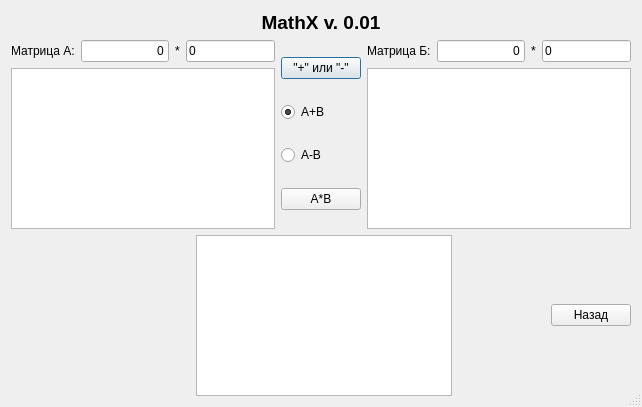
Kanst/MathXv, file matr.ui: the form before one commit.
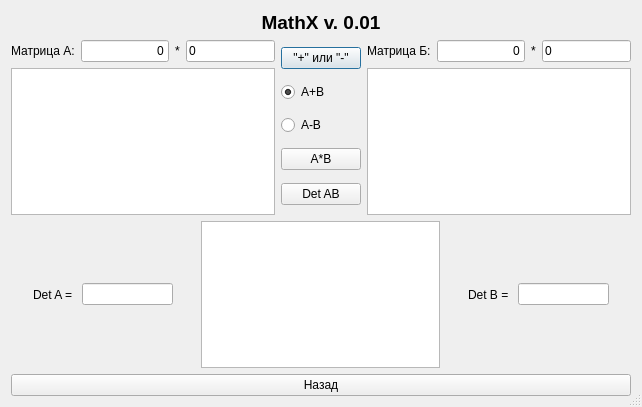
The form after the commit.

Patch:
```diff
--- a/matr.ui
+++ b/matr.ui
@@ -118,6 +118,13 @@
              </property>
             </widget>
            </item>
+           <item>
+            <widget class="QPushButton" name="pushButton">
+             <property name="text">
+              <string>Det AB</string>
+             </property>
+            </widget>
+           </item>
           </layout>
          </item>
          <item>
@@ -182,7 +189,17 @@
         </spacer>
        </item>
        <item>
-        <spacer name="horizontalSpacer_3">
+        <widget class="QLabel" name="label_6">
+         <property name="text">
+          <string>Det A = </string>
+         </property>
+        </widget>
+       </item>
+       <item>
+        <widget class="QLineEdit" name="lineEdit_5"/>
+       </item>
+       <item>
+        <spacer name="horizontalSpacer_2">
          <property name="orientation">
           <enum>Qt::Horizontal</enum>
          </property>
@@ -205,7 +222,7 @@
         </widget>
        </item>
        <item>
-        <spacer name="horizontalSpacer_2">
+        <spacer name="horizontalSpacer_3">
          <property name="orientation">
           <enum>Qt::Horizontal</enum>
          </property>
@@ -218,16 +235,39 @@
         </spacer>
        </item>
        <item>
-        <widget class="QPushButton" name="pushButton_2">
+        <widget class="QLabel" name="label_7">
          <property name="text">
-          <string>Назад</string>
+          <string>Det B = </string>
          </property>
         </widget>
        </item>
+       <item>
+        <widget class="QLineEdit" name="lineEdit_6"/>
+       </item>
+       <item>
+        <spacer name="horizontalSpacer_4">
+         <property name="orientation">
+          <enum>Qt::Horizontal</enum>
+         </property>
+         <property name="sizeHint" stdset="0">
+          <size>
+           <width>40</width>
+           <height>20</height>
+          </size>
+         </property>
+        </spacer>
+       </item>
       </layout>
      </item>
     </layout>
    </item>
+   <item row="1" column="0">
+    <widget class="QPushButton" name="pushButton_2">
+     <property name="text">
+      <string>Назад</string>
+     </property>
+    </widget>
+   </item>
   </layout>
  </widget>
  <resources/>
```
